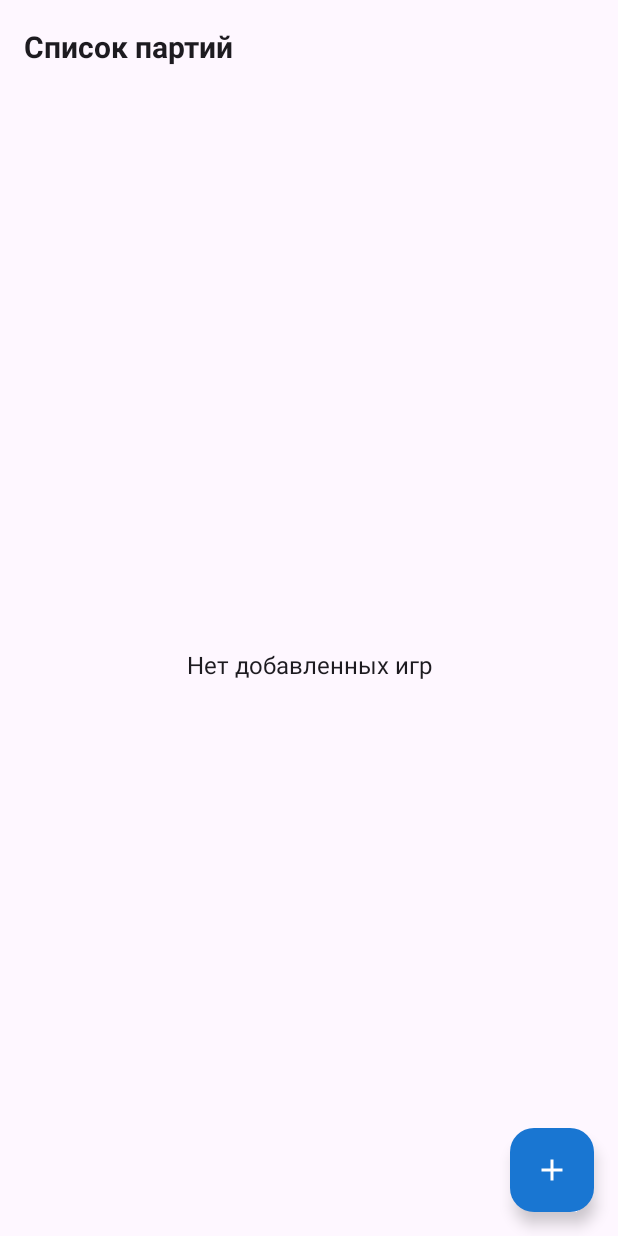
After one commit to Nihilum111/boardgame_static, an Android app built with Jetpack Compose: the composable HomePagerScreen shown on its own in the app's theme, on a phone screen of 412 x 824 dp. The commit adds this screen. Run offline under Robolectric (Android 15) with nearby library versions, the light colour scheme and no system bars; our stand-ins replace accompanist, livedata-compose.

Commit message:
Add Accompanist Pager and update navigation structure

```diff
--- a/app/build.gradle.kts
+++ b/app/build.gradle.kts
@@ -92,6 +92,9 @@ dependencies {
 
     // OkHttp
     implementation("com.squareup.okhttp3:okhttp:4.11.0")
+
+    // Accompanist Pager
+    implementation("com.google.accompanist:accompanist-pager:0.30.1")
 }
 
 kapt {
--- /dev/null
+++ b/app/src/main/java/com/example/boardgamestatistic/ui/HomePagerScreen.kt
@@ -0,0 +1,40 @@
+package com.example.boardgamestatistic.ui
+
+import androidx.compose.foundation.layout.fillMaxSize
+import androidx.compose.runtime.Composable
+import androidx.compose.runtime.rememberCoroutineScope
+import androidx.compose.ui.Modifier
+import androidx.navigation.NavController
+import com.example.boardgamestatistic.viewmodel.GameViewModel
+import com.google.accompanist.pager.HorizontalPager
+import com.google.accompanist.pager.rememberPagerState
+import kotlinx.coroutines.launch
+
+@Composable
+fun HomePagerScreen(
+    navController: NavController,
+    gameViewModel: GameViewModel
+) {
+    val pagerState = rememberPagerState(initialPage = 0)
+    val scope = rememberCoroutineScope()
+
+    HorizontalPager(
+        count = 2,
+        state = pagerState,
+        modifier = Modifier.fillMaxSize()
+    ) { page ->
+        when (page) {
+            0 -> {
+                PartyListScreen(navController = navController, gameViewModel = gameViewModel)
+            }
+            1 -> {
+                BoardGamesScreen(
+                    navController = navController,
+                    onNavigateBack = {
+                        scope.launch { pagerState.animateScrollToPage(0) }
+                    }
+                )
+            }
+        }
+    }
+}
--- /dev/null
+++ b/app/src/main/java/com/example/boardgamestatistic/ui/PartyListScreen.kt
@@ -0,0 +1,57 @@
+package com.example.boardgamestatistic.ui
+
+import androidx.compose.foundation.layout.*
+import androidx.compose.foundation.lazy.LazyColumn
+import androidx.compose.foundation.lazy.items
+import androidx.compose.material3.*
+import androidx.compose.material.icons.Icons
+import androidx.compose.material.icons.filled.Add
+import androidx.compose.runtime.*
+import androidx.compose.runtime.livedata.observeAsState
+import androidx.compose.ui.Alignment
+import androidx.compose.ui.Modifier
+import androidx.navigation.NavController
+import com.example.boardgamestatistic.viewmodel.GameViewModel
+
+@Composable
+fun PartyListScreen(navController: NavController, gameViewModel: GameViewModel) {
+    val games by gameViewModel.games.observeAsState(initial = emptyList())
+
+    LaunchedEffect(Unit) {
+        gameViewModel.fetchGames()
+    }
+
+    Scaffold(
+        topBar = {
+            TopAppBar(title = { Text("Список партий") })
+        },
+        floatingActionButton = {
+            FloatingActionButton(onClick = { navController.navigate("addGame") }) {
+                Icon(imageVector = Icons.Default.Add, contentDescription = "Добавить игру")
+            }
+        }
+    ) { padding ->
+        if (games.isEmpty()) {
+            Box(
+                modifier = Modifier
+                    .fillMaxSize()
+                    .padding(padding),
+                contentAlignment = Alignment.Center
+            ) {
+                Text("Нет добавленных игр")
+            }
+        } else {
+            LazyColumn(
+                modifier = Modifier
+                    .fillMaxSize()
+                    .padding(padding)
+            ) {
+                items(games) { game ->
+                    GameItem(game = game, onClick = {
+                        navController.navigate("detail/${game.id}")
+                    })
+                }
+            }
+        }
+    }
+}
```
Also changed, not shown: app/src/main/java/com/example/boardgamestatistic/ui/BoardGamesScreen.kt (added, +39 -0 lines), app/src/main/java/com/example/boardgamestatistic/ui/NavigationComponent.kt (+4 -7 lines).
